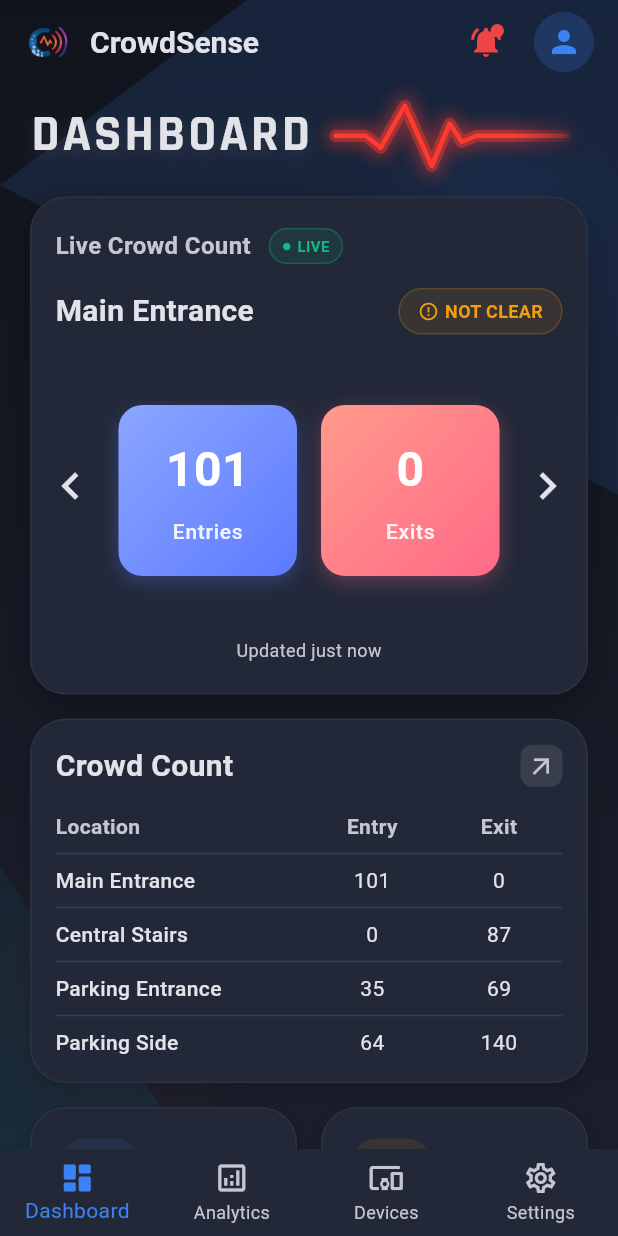
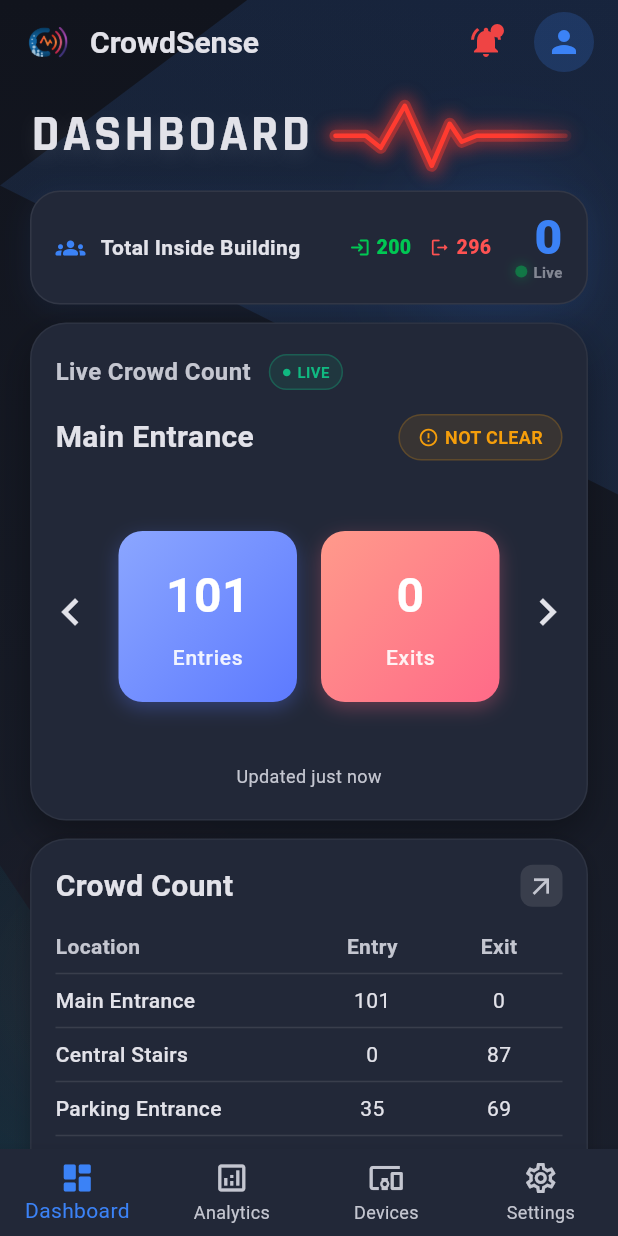
Before and after one commit to carlragas/crowdsense-software, a Flutter app: the DashboardScreen screen opened by its route, on a phone screen of 412 x 824 dp. Run offline on Flutter 3.47's test engine with Material 3 defaults, Android fonts, the light colour scheme and no system bars; our stand-ins replace animate_do, fl_chart, google_fonts; missing offline and left inert: window_manager.

Commit message:
Total tally count

```diff
--- a/lib/features/dashboard/screens/dashboard_screen.dart
+++ b/lib/features/dashboard/screens/dashboard_screen.dart
@@ -236,6 +236,11 @@ class _DashboardScreenState extends State<DashboardScreen>
   ];
   String _selectedLocation = "Main Entrance";
 
+  // Computed total across all sensors
+  int get _totalEntries => _deviceData.fold(0, (sum, d) => sum + (d['entries'] as int));
+  int get _totalExits => _deviceData.fold(0, (sum, d) => sum + (d['exits'] as int));
+  int get _totalPeopleInside => (_totalEntries - _totalExits).clamp(0, 99999);
+
   @override
   Widget build(BuildContext context) {
     return Scaffold(
@@ -413,7 +418,9 @@ class _DashboardScreenState extends State<DashboardScreen>
                     crossAxisAlignment: CrossAxisAlignment.start,
                     children: [
                       const PageTitle(title: "Dashboard"),
-                      const SizedBox(height: 16),
+                      const SizedBox(height: 12),
+                      _buildTotalTallyCard(),
+                      const SizedBox(height: 12),
                       Builder(builder: (context) {
                         final int realIndex = _deviceData.indexWhere(
                             (data) => data['location'] == _selectedLocation);
@@ -445,10 +452,8 @@ class _DashboardScreenState extends State<DashboardScreen>
                           },
                         );
                       }),
-                      const SizedBox(height: 16),
+                      const SizedBox(height: 12),
                       _buildCrowdCountList(),
-                      const SizedBox(height: 16),
-                      _buildQuickAccessButtons(context),
                     ],
                   ),
                   const AnalyticsScreen(),
@@ -509,6 +514,157 @@ class _DashboardScreenState extends State<DashboardScreen>
                 icon: Icon(Icons.settings_outlined), label: "Settings"),
           ],
         ),
+      ),
+    );
+  }
+
+  Widget _buildTotalTallyCard() {
+    final colorScheme = Theme.of(context).colorScheme;
+    final isDark = Theme.of(context).brightness == Brightness.dark;
+    final total = _totalPeopleInside;
+    const liveColor = Color(0xFF00C853);
+
+    return Container(
+      padding: const EdgeInsets.symmetric(horizontal: 16, vertical: 14),
+      decoration: BoxDecoration(
+        color: colorScheme.surface,
+        borderRadius: BorderRadius.circular(20),
+        border: Border.all(
+          color: isDark
+              ? Colors.white.withOpacity(0.07)
+              : Colors.black.withOpacity(0.06),
+        ),
+        boxShadow: [
+          BoxShadow(
+            color: colorScheme.primary.withOpacity(0.08),
+            blurRadius: 16,
+            offset: const Offset(0, 4),
+          ),
+        ],
+      ),
+      child: Row(
+        children: [
+          // Left: icon + label
+          Icon(Icons.groups_rounded, color: colorScheme.primary, size: 20),
+          const SizedBox(width: 10),
+          Expanded(
+            child: Text(
+              'Total Inside Building',
+              style: TextStyle(
+                fontSize: 14,
+                fontWeight: FontWeight.bold,
+                color: colorScheme.onSurface,
+              ),
+            ),
+          ),
+          // Center: entries
+          _buildCompactStat(
+            icon: Icons.login_rounded,
+            value: _totalEntries,
+            color: const Color(0xFF00C853),
+          ),
+          const SizedBox(width: 12),
+          // Center: exits
+          _buildCompactStat(
+            icon: Icons.logout_rounded,
+            value: _totalExits,
+            color: const Color(0xFFFF5252),
+          ),
+          const SizedBox(width: 16),
+          // Right: big count
+          Column(
+            crossAxisAlignment: CrossAxisAlignment.end,
+            mainAxisSize: MainAxisSize.min,
+            children: [
+              Text(
+                '$total',
+                style: TextStyle(
+                  fontSize: 32,
+                  fontWeight: FontWeight.w900,
+                  color: colorScheme.primary,
+                  height: 1.0,
+                ),
+              ),
+              Row(
+                mainAxisSize: MainAxisSize.min,
+                children: [
+                  const _PulsingDot(color: liveColor),
+                  const SizedBox(width: 4),
+                  Text(
+                    'Live',
+                    style: TextStyle(
+                      fontSize: 10,
+                      fontWeight: FontWeight.bold,
+                      color: colorScheme.onSurfaceVariant.withOpacity(0.6),
+                    ),
+                  ),
+                ],
+              ),
+            ],
+          ),
+        ],
+      ),
+    );
+  }
+
+  Widget _buildCompactStat({required IconData icon, required int value, required Color color}) {
+    return Row(
+      mainAxisSize: MainAxisSize.min,
+      children: [
+        Icon(icon, color: color, size: 14),
+        const SizedBox(width: 4),
+        Text(
+          '$value',
+          style: TextStyle(
+            fontSize: 13,
+            fontWeight: FontWeight.w800,
+            color: color,
+          ),
+        ),
+      ],
+    );
+  }
+
+  Widget _buildTallyStatChip({
+    required IconData icon,
+    required String label,
+    required int value,
+    required Color color,
+    required bool isDark,
+  }) {
+    return Container(
+      padding: const EdgeInsets.symmetric(horizontal: 12, vertical: 10),
+      decoration: BoxDecoration(
+        color: color.withOpacity(0.08),
+        borderRadius: BorderRadius.circular(12),
+        border: Border.all(color: color.withOpacity(0.2)),
+      ),
+      child: Row(
+        children: [
+          Icon(icon, color: color, size: 18),
+          const SizedBox(width: 8),
+          Column(
+            crossAxisAlignment: CrossAxisAlignment.start,
+            children: [
+              Text(
+                '$value',
+                style: TextStyle(
+                  fontSize: 18,
+                  fontWeight: FontWeight.w900,
+                  color: color,
+                ),
+              ),
+              Text(
+                label,
+                style: TextStyle(
+                  fontSize: 10,
+                  color: color.withOpacity(0.8),
+                  fontWeight: FontWeight.w600,
+                ),
+              ),
+            ],
+          ),
+        ],
       ),
     );
   }
@@ -621,160 +777,55 @@ class _DashboardScreenState extends State<DashboardScreen>
       ),
     );
   }
-
-  Widget _buildQuickAccessButtons(BuildContext context) {
-    return Row(
-      children: [
-        Expanded(
-          child: _buildQuickAccessCard(
-            context,
-            title: "Analytics",
-            icon: Icons.analytics_outlined,
-            color: AppColors.primaryBlue,
-            onTap: () => setState(() => _currentIndex = 1),
-          ),
-        ),
-        const SizedBox(width: 16),
-        Expanded(
-          child: _buildQuickAccessCard(
-            context,
-            title: "Devices",
-            icon: Icons.devices_other,
-            color: AppColors.statusWarning,
-            onTap: () => setState(() => _currentIndex = 2),
-          ),
-        ),
-      ],
-    );
-  }
-
-  Widget _buildQuickAccessCard(BuildContext context,
-      {required String title,
-      required IconData icon,
-      required Color color,
-      required VoidCallback onTap}) {
-    return _BouncingCard(
-      title: title,
-      icon: icon,
-      color: color,
-      onTap: onTap,
-    );
-  }
 }
 
-class _BouncingCard extends StatefulWidget {
-  final VoidCallback onTap;
-  final String title;
-  final IconData icon;
+class _PulsingDot extends StatefulWidget {
   final Color color;
-
-  const _BouncingCard({
-    required this.onTap,
-    required this.title,
-    required this.icon,
-    required this.color,
-  });
+  const _PulsingDot({required this.color});
 
   @override
-  State<_BouncingCard> createState() => _BouncingCardState();
+  State<_PulsingDot> createState() => _PulsingDotState();
 }
 
-class _BouncingCardState extends State<_BouncingCard>
+class _PulsingDotState extends State<_PulsingDot>
     with SingleTickerProviderStateMixin {
-  late AnimationController _controller;
-  late Animation<double> _scaleAnimation;
-  bool _isPressed = false;
+  late AnimationController _ctrl;
+  late Animation<double> _anim;
 
   @override
   void initState() {
     super.initState();
-    _controller = AnimationController(
+    _ctrl = AnimationController(
       vsync: this,
-      duration: const Duration(milliseconds: 100),
-      reverseDuration: const Duration(milliseconds: 100),
-    );
-    _scaleAnimation = Tween<double>(begin: 1.0, end: 0.95).animate(
-      CurvedAnimation(parent: _controller, curve: Curves.easeInOut),
-    );
+      duration: const Duration(milliseconds: 900),
+    )..repeat(reverse: true);
+    _anim = Tween<double>(begin: 0.4, end: 1.0)
+        .animate(CurvedAnimation(parent: _ctrl, curve: Curves.easeInOut));
   }
 
   @override
   void dispose() {
-    _controller.dispose();
+    _ctrl.dispose();
     super.dispose();
   }
 
   @override
   Widget build(BuildContext context) {
-    final colorScheme = Theme.of(context).colorScheme;
-    final isDark = Theme.of(context).brightness == Brightness.dark;
-
-    return GestureDetector(
-      onTapDown: (_) {
-        setState(() => _isPressed = true);
-        _controller.forward();
-      },
-      onTapUp: (_) {
-        setState(() => _isPressed = false);
-        _controller.reverse();
-        widget.onTap();
-      },
-      onTapCancel: () {
-        setState(() => _isPressed = false);
-        _controller.reverse();
-      },
-      child: ScaleTransition(
-        scale: _scaleAnimation,
-        child: AnimatedContainer(
-          duration: const Duration(milliseconds: 100),
-          padding: const EdgeInsets.all(20),
-          decoration: BoxDecoration(
-            color: _isPressed
-                ? colorScheme.surface.withOpacity(0.6)
-                : colorScheme.surface,
-            borderRadius: BorderRadius.circular(24),
-            border: Border.all(
-                color: isDark
-                    ? Colors.white.withOpacity(0.05)
-                    : Colors.black.withOpacity(0.05)),
-            boxShadow: [
-              BoxShadow(
-                color: Colors.black.withOpacity(isDark ? 0.2 : 0.05),
-                blurRadius: 10,
-                offset: const Offset(0, 4),
-              ),
-            ],
-          ),
-          child: Column(
-            crossAxisAlignment: CrossAxisAlignment.start,
-            children: [
-              Container(
-                padding: const EdgeInsets.all(12),
-                decoration: BoxDecoration(
-                  color: widget.color.withOpacity(0.1),
-                  borderRadius: BorderRadius.circular(16),
-                ),
-                child: Icon(widget.icon, color: widget.color, size: 28),
-              ),
-              const SizedBox(height: 16),
-              Text(
-                widget.title,
-                style: TextStyle(
-                  fontSize: 18,
-                  fontWeight: FontWeight.bold,
-                  color: colorScheme.onSurface,
-                ),
-              ),
-              const SizedBox(height: 4),
-              Text(
-                "View details",
-                style: TextStyle(
-                  fontSize: 12,
-                  color: colorScheme.onSurfaceVariant.withOpacity(0.8),
-                ),
-              ),
-            ],
-          ),
+    return AnimatedBuilder(
+      animation: _anim,
+      builder: (context, _) => Container(
+        width: 8,
+        height: 8,
+        decoration: BoxDecoration(
+          shape: BoxShape.circle,
+          color: widget.color.withOpacity(_anim.value),
+          boxShadow: [
+            BoxShadow(
+              color: widget.color.withOpacity(_anim.value * 0.6),
+              blurRadius: 6,
+              spreadRadius: 1,
+            ),
+          ],
         ),
       ),
     );
```
